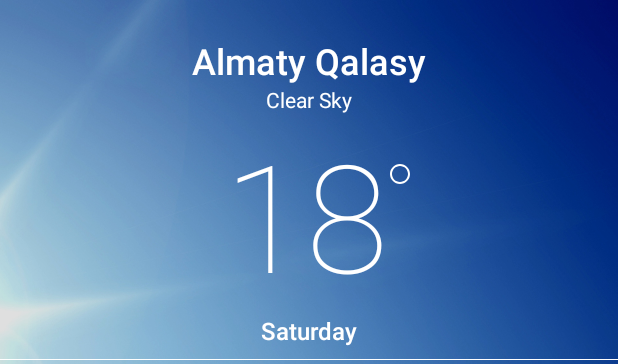
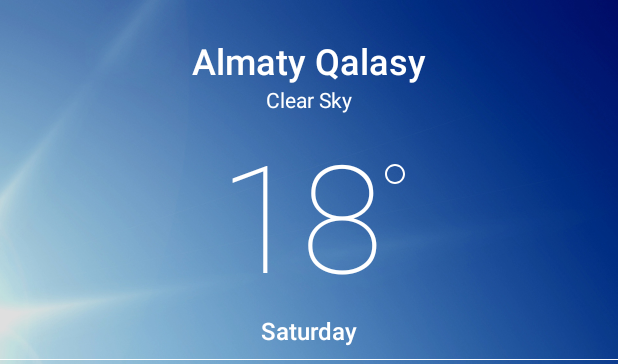
Before and after one commit to KamiJal/Android_Exam_WeatherApp, an Android app: the layout activity_main.xml on its own in the app's theme, with its tools: preview values and no code run, on a phone screen of 412 x 824 dp. Shown: the top 364 px of the screen. Run offline under Robolectric (Android 15) with nearby library versions, the phone set to English and light mode, and no system bars.

Commit message:
Little refactor

```diff
--- a/app/src/main/java/com/kamijal/weatherapp/MainActivity.java
+++ b/app/src/main/java/com/kamijal/weatherapp/MainActivity.java
@@ -19,7 +19,7 @@ import java.util.TimeZone;
 
 public class MainActivity extends AppCompatActivity implements Observer {
 
-    private WeatherApiService service;
+    private final WeatherApiService service = new WeatherApiService();
 
     private ImageView background;
 
@@ -59,7 +59,6 @@ public class MainActivity extends AppCompatActivity implements Observer {
         TimeZone.setDefault(TimeZone.getTimeZone("GMT+6"));
 
         try {
-            service = new WeatherApiService();
             service.subscribe(this);
             service.GetWeatherForecastByCityId("1526395", "metric");
         } catch (Exception ex) {
@@ -68,7 +67,7 @@ public class MainActivity extends AppCompatActivity implements Observer {
         }
     }
 
-    private void initializeComponents(){
+    private void initializeComponents() {
         this.background = findViewById(R.id.background);
 
         //header
@@ -121,7 +120,7 @@ public class MainActivity extends AppCompatActivity implements Observer {
 
         //scroller lead info
         this.leadInfo.setText(String.format("Today: %s. Currently it's %s°.",
-                        response.getWeatherDescription(), response.getCurrentTemperature()));
+                response.getWeatherDescription(), response.getCurrentTemperature()));
 
         //scroller main info
         this.humidity.setText(response.getCurrentHumidity());
@@ -130,6 +129,4 @@ public class MainActivity extends AppCompatActivity implements Observer {
         this.atmosphericPressure.setText(response.getCurrentPressure());
 
     }
-
-
 }
--- a/app/src/main/res/layout/activity_main.xml
+++ b/app/src/main/res/layout/activity_main.xml
@@ -51,11 +51,12 @@
             tools:text="Clear Sky" />
 
         <androidx.constraintlayout.widget.ConstraintLayout
-            android:id="@+id/temperature_header"
+            android:id="@+id/main_temperature_wrapper"
             android:layout_width="wrap_content"
-            android:layout_height="match_parent"
+            android:layout_height="wrap_content"
+            app:layout_constraintBottom_toTopOf="@+id/day_name"
             app:layout_constraintEnd_toEndOf="parent"
-            app:layout_constraintHorizontal_bias="0.52"
+            app:layout_constraintHorizontal_bias="0.51"
             app:layout_constraintStart_toStartOf="parent"
             app:layout_constraintTop_toBottomOf="@+id/weather_description">
 
@@ -93,7 +94,7 @@
             android:textSize="16sp"
             app:layout_constraintEnd_toEndOf="parent"
             app:layout_constraintStart_toStartOf="parent"
-            app:layout_constraintTop_toBottomOf="@+id/temperature_header" />
+            app:layout_constraintTop_toBottomOf="@+id/main_temperature_wrapper" />
 
     </androidx.constraintlayout.widget.ConstraintLayout>
 
```
